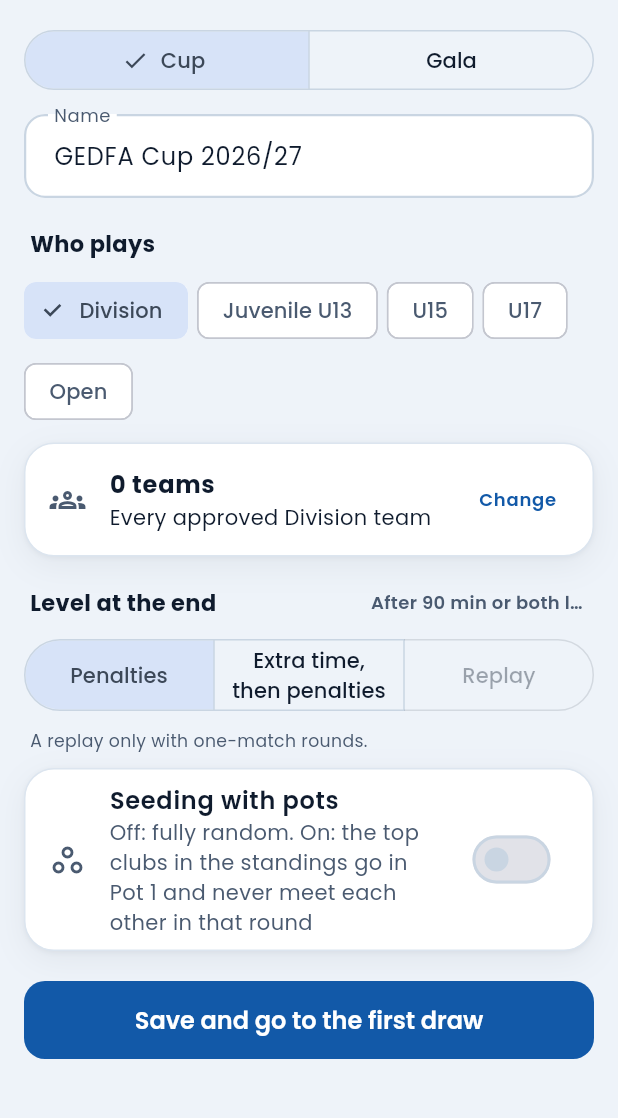
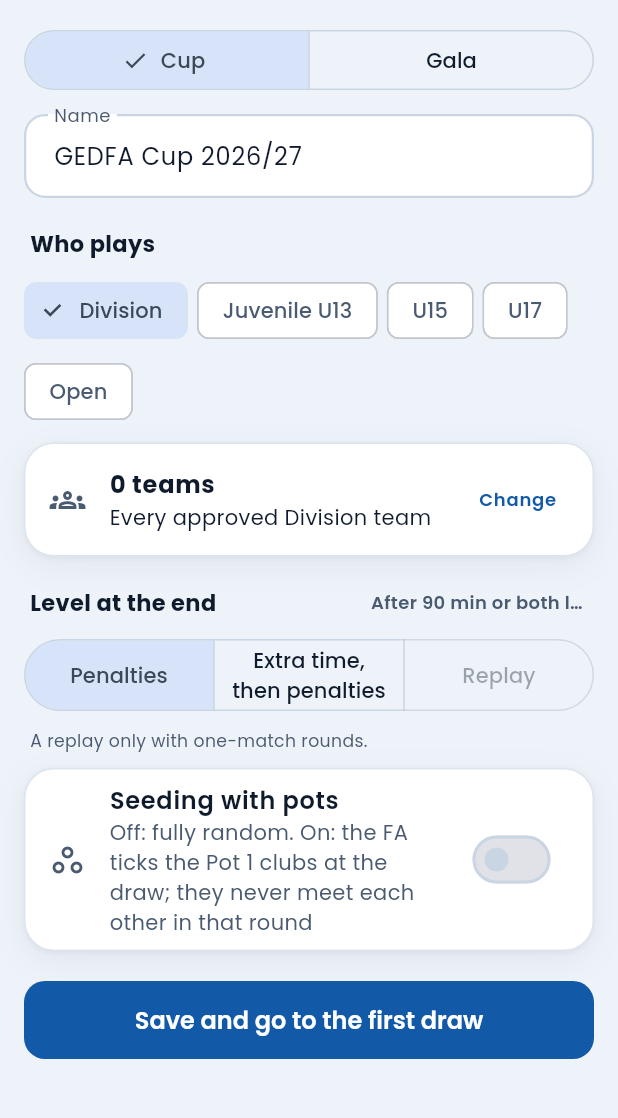
Before and after one commit to IsaacCodes01/gedfa-connect, a Flutter app: the CupFormScreen screen opened by its route, on a phone screen of 412 x 824 dp, the part 90-1208 px from its top. Run offline on Flutter 3.47's test engine with Material 3 defaults, Android fonts, the phone set to English and light mode, and no system bars; our stand-ins replace cloud_firestore, connectivity_plus, file_picker, firebase_auth, firebase_core, firebase_storage and 7 more; accounts and stored records are empty.

Commit message:
fix(cups): Gala with a capital, minutes between kick-offs typed, the final always one match, seeding by the FA's pots; seconds on the match countdown; 305 rules tests, 111 Dart tests; docs v2.20.1

```diff
--- a/lib/features/fixtures/domain/cup.dart
+++ b/lib/features/fixtures/domain/cup.dart
@@ -145,7 +145,6 @@ class Cup {
     required this.entries,
     required this.format,
     required this.legs,
-    required this.finalOneMatch,
     required this.level,
     required this.bracketFrom,
     required this.seeded,
@@ -166,11 +165,10 @@ class Cup {
   final List<CupEntry> entries;
   final CupFormat format;
 
-  /// 1 = one match, 2 = home and away.
+  /// 1 = one match, 2 = home and away. The final is always one match, at
+  /// a ground the FA picks (GEDFA, 8 Nov 2026).
   final int legs;
 
-  /// With two legs: the final is still one match.
-  final bool finalOneMatch;
   final LevelRule level;
 
   /// The bracket is fixed from the round with this many clubs left (8 =
@@ -203,7 +201,6 @@ class Cup {
         'entries': [for (final e in entries) e.toMap()],
         'format': format.name,
         'legs': legs,
-        'finalOneMatch': finalOneMatch,
         'level': level.name,
         'bracketFrom': bracketFrom,
         'seeded': seeded,
@@ -224,7 +221,6 @@ class Cup {
         ],
         format: CupFormat.fromString(data['format'] as String?),
         legs: (data['legs'] as num?)?.toInt() ?? 1,
-        finalOneMatch: data['finalOneMatch'] as bool? ?? true,
         level: LevelRule.fromString(data['level'] as String?),
         bracketFrom: (data['bracketFrom'] as num?)?.toInt() ?? 0,
         seeded: data['seeded'] as bool? ?? false,
--- a/lib/features/fixtures/presentation/competitions_screen.dart
+++ b/lib/features/fixtures/presentation/competitions_screen.dart
@@ -61,7 +61,7 @@ class CompetitionsScreen extends ConsumerWidget {
                 ],
               ),
             ),
-            const DashboardSectionTitle(title: 'Cups and galas'),
+            const DashboardSectionTitle(title: 'Cups and Gala'),
             ...cupsAsync.when(
               loading: () => const [LoadingView()],
               error: (error, _) => [
@@ -74,7 +74,7 @@ class CompetitionsScreen extends ConsumerWidget {
                 if (cups.isEmpty)
                   const DashboardCard(
                     child: Text(
-                      'No cups or galas yet. Make one with the button below.',
+                      'No cups or Gala yet. Make one with the button below.',
                     ),
                   )
                 else
@@ -104,7 +104,7 @@ class CompetitionsScreen extends ConsumerWidget {
             FilledButton.icon(
               onPressed: () => context.push(Routes.adminNewCup),
               icon: const Icon(Icons.add),
-              label: const Text('New cup or gala'),
+              label: const Text('New cup or Gala'),
             ),
           ],
         ),
--- a/lib/features/fixtures/presentation/cup_form_screen.dart
+++ b/lib/features/fixtures/presentation/cup_form_screen.dart
@@ -1,4 +1,5 @@
 import 'package:flutter/material.dart';
+import 'package:flutter/services.dart';
 import 'package:flutter_riverpod/flutter_riverpod.dart';
 import 'package:gedfa_connect/app/theme.dart';
 import 'package:gedfa_connect/core/constants/season.dart';
@@ -49,7 +50,6 @@ class _CupFormScreenState extends ConsumerState<CupFormScreen> {
   final _left = <String>{};
   CupFormat _format = CupFormat.knockout;
   int _legs = 2;
-  bool _finalOneMatch = true;
   LevelRule _level = LevelRule.penalties;
 
   /// Null = the plan's default (quarter-finals, or the start for a gala).
@@ -62,9 +62,10 @@ class _CupFormScreenState extends ConsumerState<CupFormScreen> {
   late DateTime _lastDay = _firstDay.add(const Duration(days: 1));
   TimeOfDay _kickoff = const TimeOfDay(hour: 9, minute: 0);
   int _gap = 90;
+
+  /// The FA types the minutes between kick-offs (30 to 240).
+  final _gapField = TextEditingController(text: '90');
   bool _busy = false;
-
-  static const _gaps = [60, 75, 90, 105, 120];
 
   static String _defaultName(CupKind kind) => kind == CupKind.cup
       ? 'GEDFA Cup ${Season.label(Season.current)}'
@@ -75,6 +76,14 @@ class _CupFormScreenState extends ConsumerState<CupFormScreen> {
     final today = DateTime(now.year, now.month, now.day);
     final days = (DateTime.saturday - today.weekday) % 7;
     return today.add(Duration(days: days == 0 ? 7 : days));
+  }
+
+  /// Under the minutes field when they are out of range.
+  String? get _gapError {
+    final minutes = int.tryParse(_gapField.text.trim());
+    return minutes == null || minutes < 30 || minutes > 240
+        ? '30 to 240 minutes'
+        : null;
   }
 
   /// "1 h 30 min"
@@ -88,6 +97,7 @@ class _CupFormScreenState extends ConsumerState<CupFormScreen> {
   void dispose() {
     _name.dispose();
     _ground.dispose();
+    _gapField.dispose();
     super.dispose();
   }
 
@@ -160,15 +170,25 @@ class _CupFormScreenState extends ConsumerState<CupFormScreen> {
       return;
     }
     final gala = _kind == CupKind.gala;
+    final typedGap = int.tryParse(_gapField.text.trim());
+    if (gala && (typedGap == null || typedGap < 30 || typedGap > 240)) {
+      AppToast.warning(
+        context,
+        'Type the minutes between kick-offs (30 to 240).',
+      );
+      return;
+    }
     if (gala && _ground.text.trim().length < 2) {
-      AppToast.warning(context, 'Type the ground where the gala is played.');
+      AppToast.warning(context, 'Type the ground where the Gala is played.');
       return;
     }
     final me = ref.read(authRepositoryProvider).currentUser;
     if (me == null) return;
     setState(() => _busy = true);
     try {
-      await ref.read(cupRepositoryProvider).create(
+      await ref
+          .read(cupRepositoryProvider)
+          .create(
             Cup(
               id: '',
               season: Season.current,
@@ -179,7 +199,6 @@ class _CupFormScreenState extends ConsumerState<CupFormScreen> {
               entries: [for (final s in chosen) s.entry],
               format: _format,
               legs: _legs,
-              finalOneMatch: _legs == 1 || _finalOneMatch,
               level: _level,
               bracketFrom: _format == CupFormat.groups ? 0 : bracketFrom,
               seeded: _seeded,
@@ -353,6 +372,7 @@ class _CupFormScreenState extends ConsumerState<CupFormScreen> {
               ),
               const SizedBox(height: 10),
               Row(
+                crossAxisAlignment: CrossAxisAlignment.start,
                 children: [
                   Expanded(
                     child: _PickField(
@@ -364,17 +384,27 @@ class _CupFormScreenState extends ConsumerState<CupFormScreen> {
                   ),
                   const SizedBox(width: 10),
                   Expanded(
-                    child: DropdownButtonFormField<int>(
-                      initialValue: _gap,
-                      isExpanded: true,
-                      decoration: const InputDecoration(
+                    child: TextField(
+                      controller: _gapField,
+                      keyboardType: TextInputType.number,
+                      inputFormatters: [
+                        FilteringTextInputFormatter.digitsOnly,
+                        LengthLimitingTextInputFormatter(3),
+                      ],
+                      decoration: InputDecoration(
                         labelText: 'Between kick-offs',
+                        suffixText: 'min',
+                        helperText: '= ${_gapText(_gap)}',
+                        errorText: _gapError,
                       ),
-                      items: [
-                        for (final g in _gaps)
-                          DropdownMenuItem(value: g, child: Text(_gapText(g))),
-                      ],
-                      onChanged: (v) => setState(() => _gap = v ?? _gap),
+                      onChanged: (v) => setState(() {
+                        final minutes = int.tryParse(v);
+                        if (minutes != null &&
+                            minutes >= 30 &&
+                            minutes <= 240) {
+                          _gap = minutes;
+                        }
+                      }),
                     ),
                   ),
                 ],
@@ -427,23 +457,12 @@ class _CupFormScreenState extends ConsumerState<CupFormScreen> {
                   }
                 }),
               ),
-              if (_legs == 2) ...[
               const SizedBox(height: 8),
-                const _Hint('Two legs: the aggregate score counts; no away goals.'),
-                DashboardCard(
-                  padding: EdgeInsets.zero,
-                  child: SwitchListTile(
-                    secondary: const Icon(Icons.emoji_events_outlined),
-                    title: const Text(
-                      'The final is one match',
-                      style: TextStyle(fontWeight: FontWeight.w600),
+              _Hint(
+                '${_legs == 2 ? 'Two legs: the aggregate score counts; no '
+                          'away goals. ' : ''}The final is always one match, at a '
+                'ground the FA picks.',
               ),
-                    subtitle: const Text('At a ground the FA picks'),
-                    value: _finalOneMatch,
-                    onChanged: (v) => setState(() => _finalOneMatch = v),
-                  ),
-                ),
-              ],
             ],
             DashboardSectionTitle(
               title: gala ? 'Level at full time' : 'Level at the end',
@@ -506,8 +525,8 @@ class _CupFormScreenState extends ConsumerState<CupFormScreen> {
                     style: TextStyle(fontWeight: FontWeight.w600),
                   ),
                   subtitle: const Text(
-                    'Off: fully random. On: the top clubs in the standings '
-                    'go in Pot 1 and never meet each other in that round',
+                    'Off: fully random. On: the FA ticks the Pot 1 clubs at '
+                    'the draw; they never meet each other in that round',
                   ),
                   value: _seeded,
                   onChanged: (v) => setState(() => _seeded = v),
@@ -523,9 +542,11 @@ class _CupFormScreenState extends ConsumerState<CupFormScreen> {
                       height: 20,
                       child: CircularProgressIndicator(strokeWidth: 2),
                     )
-                  : Text(gala
+                  : Text(
+                      gala
                           ? 'Save and go to the draw'
-                      : 'Save and go to the first draw'),
+                          : 'Save and go to the first draw',
+                    ),
             ),
           ],
         ),
@@ -534,7 +555,7 @@ class _CupFormScreenState extends ConsumerState<CupFormScreen> {
 
     return Scaffold(
       appBar: GedfaAppBar(
-        title: gala ? 'New gala' : 'New cup',
+        title: gala ? 'New Gala' : 'New cup',
         subtitle: 'Competitions',
         leading: const CloseButton(),
       ),
@@ -584,9 +605,7 @@ class _TeamsCard extends StatelessWidget {
             style: const TextStyle(fontWeight: FontWeight.w700),
           ),
           subtitle: Text(
-            out == 0
-                ? every
-                : '$out ${out == 1 ? 'team' : 'teams'} left out',
+            out == 0 ? every : '$out ${out == 1 ? 'team' : 'teams'} left out',
           ),
           trailing: Text(
             'Change',
@@ -606,8 +625,7 @@ class _TeamsCard extends StatelessWidget {
               CheckboxListTile(
                 value: !left.contains(s.entry.key),
                 title: Text(
-                  who == CupWho.open &&
-                          s.entry.category == Competition.juvenile
+                  who == CupWho.open && s.entry.category == Competition.juvenile
                       ? '${s.name} · ${group.label}'
                       : s.name,
                 ),
```
Also changed, not shown: lib/features/fixtures/presentation/match_details_screen.dart (+41 -9 lines), 5 other files. Lines whose indentation alone changed are shown as unchanged.
